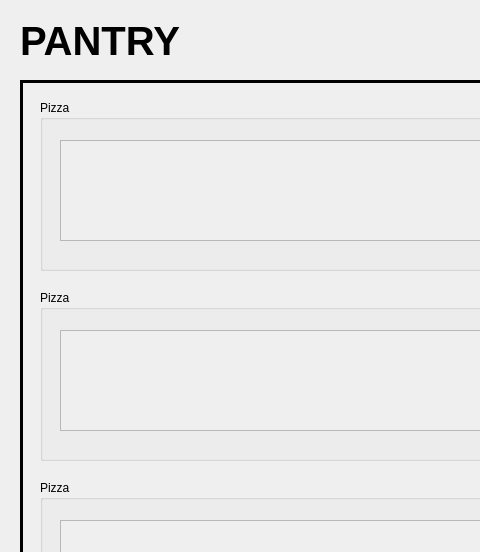
This is s1Pantry.ui in ReneeTong/a8-edu-app as Qt 5 draws it before an edit; both pictures show x 0 to 480 and y 0 to 552 of the 1000 by 700 pixel window. The edited form follows.
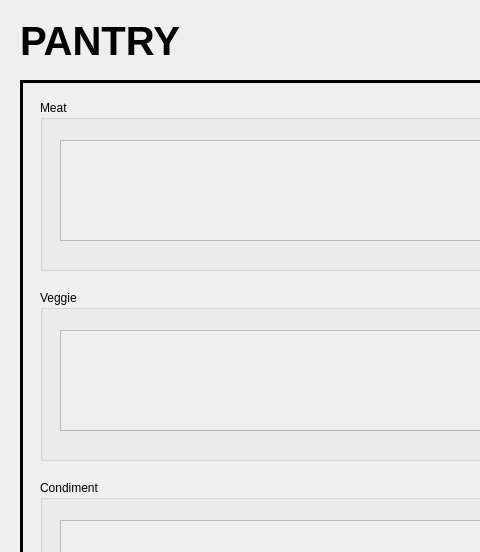
This is the edited form. Custom widgets are drawn as their Qt base class.

Commit message: Renamed UI categories

The edit to the form file:
```diff
--- a/s1Pantry.ui
+++ b/s1Pantry.ui
@@ -47,7 +47,7 @@
      </rect>
     </property>
     <property name="title">
-     <string>Pizza</string>
+     <string>Meat</string>
     </property>
     <widget class="ScrollCarousel" name="scrollArea">
      <property name="geometry">
@@ -86,7 +86,7 @@
      </rect>
     </property>
     <property name="title">
-     <string>Pizza</string>
+     <string>Veggie</string>
     </property>
     <widget class="ScrollCarousel" name="scrollArea_2">
      <property name="geometry">
@@ -125,7 +125,7 @@
      </rect>
     </property>
     <property name="title">
-     <string>Pizza</string>
+     <string>Condiment</string>
     </property>
     <widget class="ScrollCarousel" name="scrollArea_3">
      <property name="geometry">
```
